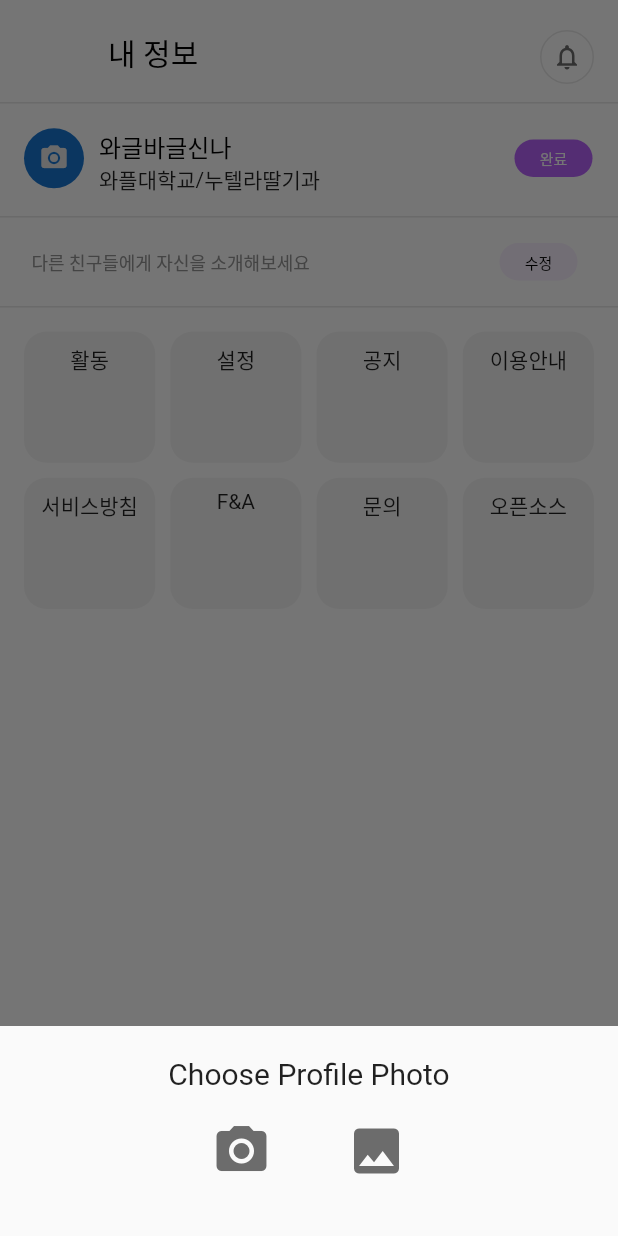
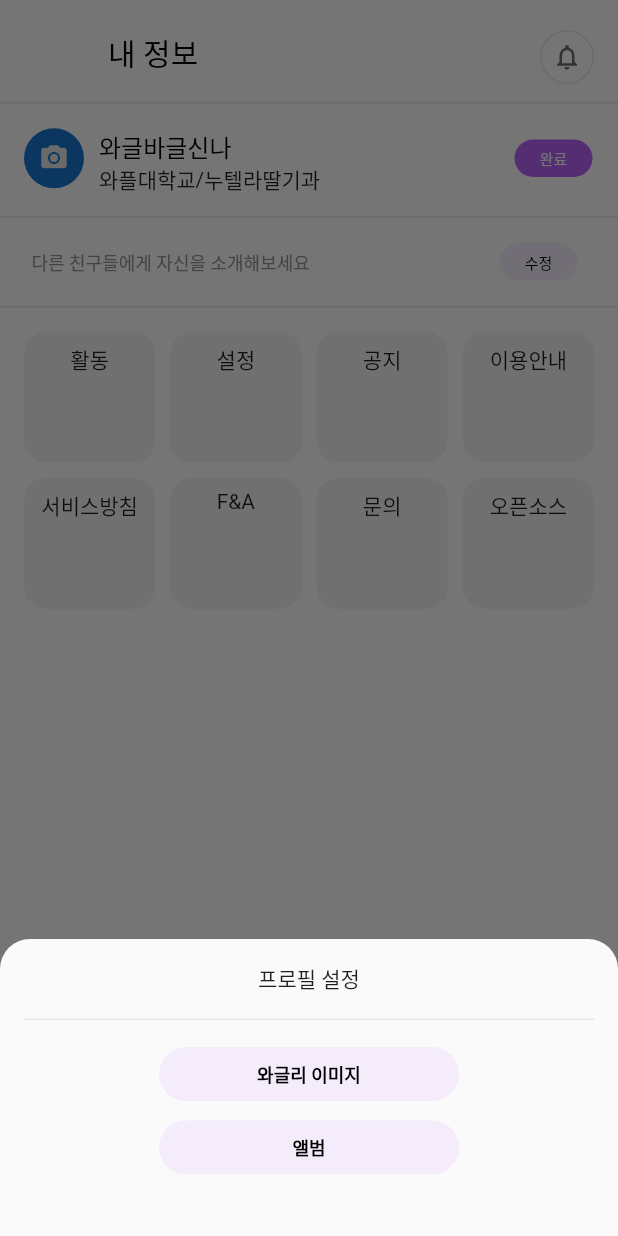
Before and after one commit to WagglyDevTeam/FrontEnd, a Flutter app: the MyPageScreen screen opened directly, after a tap on "수정", after a tap on the "camera alt" icon, on a phone screen of 412 x 824 dp. Run offline on Flutter 3.47's test engine with Material 2 defaults, Android fonts, the light colour scheme and no system bars; our stand-ins replace card_swiper, carousel_slider, flutter_svg, flutter_switch, image_picker; Roboto replaces fonts that are missing (NotoSansKR_Bold, NotoSansKR_Md, NotoSansKR_Rg).

Commit message:
[feat] 마이페이지- 이미지 업로더 모달 / 업로더 ui 구현

```diff
--- a/lib/screens/myPage.dart
+++ b/lib/screens/myPage.dart
@@ -1,14 +1,17 @@
 import 'package:flutter/cupertino.dart';
 import 'package:flutter/material.dart';
+import 'package:flutter/services.dart';
 import 'package:wagly/utils/textFrame.dart';
 import 'package:wagly/utils/colors.dart';
 import 'package:wagly/components/Mypage/active/index.dart';
 import 'package:wagly/components/Notification/notification.dart';
+import 'package:wagly/widgets/Button/Button.dart';
 
 import 'dart:io';
 import 'package:image_picker/image_picker.dart';
 
-import 'home.dart';
+//for debugging
+import 'dart:developer';
 
 class MyPageScreen extends StatelessWidget {
   const MyPageScreen({Key? key}) : super(key: key);
@@ -96,8 +99,22 @@ class myPage extends StatefulWidget {
 }
 
 class _myPageState extends State<myPage> {
-  late PickedFile _imageFile;
-  final ImagePicker _picker = ImagePicker();
+  File? image;
+
+  Future pickImage() async {
+    try {
+      final image = await ImagePicker().pickImage(source: ImageSource.gallery);
+
+      if (image == null) return;
+
+      final imageTemp = File(image.path);
+      debugPrint('data: $imageTemp');
+
+      setState(() => this.image = imageTemp);
+    } on PlatformException catch (e) {
+      print('failed to pick image: $e');
+    }
+  }
 
   String userName = "와글바글신나";
   String savedbio = "";
@@ -112,9 +129,29 @@ class _myPageState extends State<myPage> {
 
   void _showModalBottomSheet(BuildContext context) {
     showModalBottomSheet(
+      //드래그 안되게~
+      enableDrag: false,
+      //modal 위치 외에 클릭 안되게 하는것
+      isDismissible: true,
+
+      shape: RoundedRectangleBorder(
+        borderRadius: BorderRadius.vertical(
+          top: Radius.circular(20),
+        ),
+      ),
       context: context,
       builder: ((context) {
         return bottomSheet();
+      }),
+    );
+  }
+
+  void _showModalWagglySheet(BuildContext context) {
+    showModalBottomSheet(
+      isScrollControlled: true,
+      context: context,
+      builder: ((context) {
+        return wagglyImg();
       }),
     );
   }
@@ -140,8 +177,10 @@ class _myPageState extends State<myPage> {
                       children: [
                         CircleAvatar(
                             radius: 20.0,
-                            backgroundImage:
-                                AssetImage("assets/images/defaultProfile.png")),
+                            backgroundImage: image != null
+                                ? FileImage(image!)
+                                : AssetImage("assets/images/defaultProfile.png")
+                                    as ImageProvider),
                         if (!profilehasSubmitted)
                           Positioned(
                               bottom: 10.0,
@@ -631,66 +670,101 @@ class _myPageState extends State<myPage> {
     ]);
   }
 
-  void takePhoto(ImageSource source) async {
-    final pickedFile = await _picker.getImage(
-      source: source,
-    );
-    setState(() {
-      _imageFile = pickedFile!;
-    });
-  }
+//사진 고르기
+  Widget bottomSheet() => Container(
+        padding: EdgeInsets.all(16),
+        child: Column(
+          mainAxisSize: MainAxisSize.min,
+          children: [
+            Text('프로필 설정'),
+            SizedBox(height: 16),
+            Divider(thickness: 1, height: 1, color: Palette.lightGray),
+            SizedBox(height: 10),
+            Button(
+                text: '와글리 이미지',
+                onPress: () {
+                  _showModalWagglySheet(context);
+                },
+                theme: 'small'),
+            SizedBox(height: 5),
+            Button(
+                text: '앨범',
+                onPress: () {
+                  pickImage();
+                },
+                theme: 'small'),
+            SizedBox(height: 25),
+          ],
+        ),
+      );
 
-//사진 고르기
-  Widget bottomSheet() {
-    return Container(
-        height: 100.0,
-        // width: MediaQuery.of(context).size.width,
-        margin: EdgeInsets.symmetric(
-          horizontal: 20,
-          vertical: 20,
+  //와글리 이미지
+  Widget wagglyImg() => DraggableScrollableSheet(
+        initialChildSize: 0.9,
+        builder: (_, controller) => Expanded(
+          child: GridView.count(
+            padding: const EdgeInsets.all(16),
+            crossAxisCount: 4,
+            crossAxisSpacing: 10,
+            mainAxisSpacing: 10,
+            children: [
+              GestureDetector(
+                child: Container(
+                  margin: EdgeInsets.all(20),
+                  decoration: BoxDecoration(
+                      image: DecorationImage(
+                    fit: BoxFit.contain,
+                    image: AssetImage('assets/images/green.png'),
+                  )),
+                ),
+                onTap: () {
+                  Navigator.pop(context);
+                },
+              ),
+              GestureDetector(
+                child: Container(
+                  margin: EdgeInsets.all(20),
+                  decoration: BoxDecoration(
+                      image: DecorationImage(
+                    fit: BoxFit.contain,
+                    image: AssetImage('assets/images/red.png'),
+                  )),
+                ),
+                onTap: () {
+                  Navigator.push(
+                    context,
+                    MaterialPageRoute(builder: (context) => MyPageScreen()),
+                  );
+                },
+              ),
+              GestureDetector(
+                child: Container(
+                  margin: EdgeInsets.all(20),
+                  decoration: BoxDecoration(
+                      image: DecorationImage(
+                    fit: BoxFit.contain,
+                    image: AssetImage('assets/images/green.png'),
+                  )),
+                ),
+                onTap: () {
+                  print('hello');
+                },
+              ),
+              GestureDetector(
+                child: Container(
+                  margin: EdgeInsets.all(20),
+                  decoration: BoxDecoration(
+                      image: DecorationImage(
+                    fit: BoxFit.contain,
+                    image: AssetImage('assets/images/purple.png'),
+                  )),
+                ),
+                onTap: () {
+                  print('hello');
+                },
+              ),
+            ],
+          ),
         ),
-        child: Column(
-          children: [
-            Text(
-              'Choose Profile Photo',
-              style: TextStyle(
-                fontSize: 20.0,
-              ),
-            ),
-            SizedBox(
-              height: 20,
-            ),
-            Row(
-              mainAxisAlignment: MainAxisAlignment.center,
-              children: [
-                IconButton(
-                    icon: const Icon(
-                      Icons.camera_alt,
-                    ),
-                    splashRadius: 50,
-                    iconSize: 40,
-                    padding: EdgeInsets.zero,
-                    constraints: BoxConstraints(),
-                    color: Palette.gray,
-                    onPressed: () {
-                      takePhoto(ImageSource.camera);
-                    }),
-                SizedBox(width: 50),
-                IconButton(
-                    icon: const Icon(
-                      Icons.image,
-                    ),
-                    splashRadius: 50,
-                    iconSize: 40,
-                    padding: EdgeInsets.zero,
-                    constraints: BoxConstraints(),
-                    color: Palette.gray,
-                    onPressed: () {
-                      takePhoto(ImageSource.gallery);
-                    }),
-              ],
-            )
-          ],
-        ));
-  }
+      );
 }
--- a/lib/widgets/Button/Button.dart
+++ b/lib/widgets/Button/Button.dart
@@ -93,6 +93,28 @@ class _ButtonState extends State<Button> {
           ),
         ),
       );
+    } else if (widget.theme == 'small') {
+      return Padding(
+        padding: const EdgeInsets.fromLTRB(18, 8, 18, 0),
+        child: Container(
+          width: 200,
+          height: 36,
+          decoration: BoxDecoration(
+              borderRadius: BorderRadius.circular(26),
+              color: Color.fromRGBO(218, 175, 254, 0.2)),
+          child: TextButton(
+            child: Text(
+              widget.text,
+              style: TextStyle(
+                color: Colors.black,
+                fontSize: 12,
+                fontWeight: FontWeight.w700,
+              ),
+            ),
+            onPressed: widget.onPress,
+          ),
+        ),
+      );
     }
     return Padding(
       padding: const EdgeInsets.fromLTRB(18, 8, 18, 0),
--- a/pubspec.yaml
+++ b/pubspec.yaml
@@ -39,8 +39,12 @@ dependencies:
   material_symbols: ^0.0.0
   json_serializable: ^6.2.0
   carousel_slider: ^4.1.1
+  flutter_switch: ^0.3.2
+
+  #image-upload
   image_picker: ^0.8.5+3
-  flutter_switch: ^0.3.2
+  path_provider: ^2.0.11
+
 
 dev_dependencies:
   flutter_test:
```
Also changed, not shown: lib/components/Mypage/active/index.dart (+1 -23 lines), pubspec.lock.
